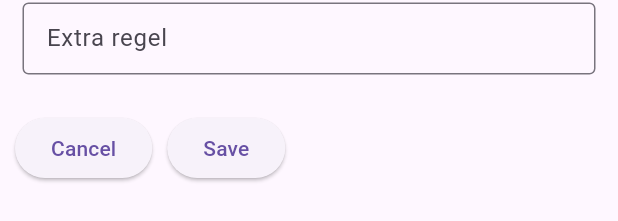
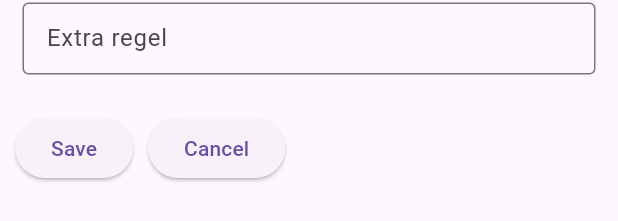
Before and after one commit to robinbakkerus/rooster, a Flutter app: the SelectDayWidget widget shown alone on an empty page, opened directly with empty values, on a phone screen of 412 x 824 dp. Shown: the part 122-343 px from the top of the screen. Run offline on Flutter 3.47's test engine with Material 3 defaults, Android fonts, the phone set to English and light mode, and no system bars; our stand-ins replace animated_text_kit, cloud_firestore, device_info_plus, event_bus, firebase_auth, firebase_core and 1 more; missing offline and left inert: universal_html; accounts and stored records are empty.

Commit message:
changed colors

```diff
--- a/lib/data/app_version.dart
+++ b/lib/data/app_version.dart
@@ -1,3 +1,4 @@
+
 import 'package:rooster/model/app_models.dart';
 
 RunMode appRunModus = RunMode.acc;
--- a/lib/util/app_constants.dart
+++ b/lib/util/app_constants.dart
@@ -8,6 +8,12 @@ class AppConstants {
   final Color lightblue = const Color(0xffBFD9EE);
   final Color lightOrange = const Color(0xffF3EFE3);
   final Color lightBrown = const Color(0xffEDEAE9);
+  final Color lonuBlauw = const Color(0xff63A7DC);
+  // final Color lonuExtraDag = const Color(0xffF08331);
+  final Color lonuExtraDag = const Color(0xfff7cd9c);
+  final Color lonuDinsDag = const Color(0xffDBD7E1);
+  final Color lonuDonderDag = const Color(0xffF4E9CA);
+  final Color lonuZaterDag = const Color(0xffE3ECE3);
 
   final double w1 = 0.1 * AppData.instance.screenWidth;
   final double w2 = 0.2 * AppData.instance.screenWidth;
--- a/lib/widget/spreadsheet_extra_day_field.dart
+++ b/lib/widget/spreadsheet_extra_day_field.dart
@@ -179,9 +179,9 @@ class _SelectDayWidgetState extends State<SelectDayWidget> with AppMixin {
     return Row(mainAxisAlignment: MainAxisAlignment.start, children: [
       _showRemoveButton ? _buildRemoveExtraRowButton(context) : Container(),
       wh.horSpace(10),
+      _buildSaveButton(context),
+      wh.horSpace(10),
       _buildCancelButton(context),
-      wh.horSpace(10),
-      _buildSaveButton(context),
     ]);
   }
 
```
Also changed, not shown: lib/page/spreadsheet_page.dart (+5 -5 lines).
